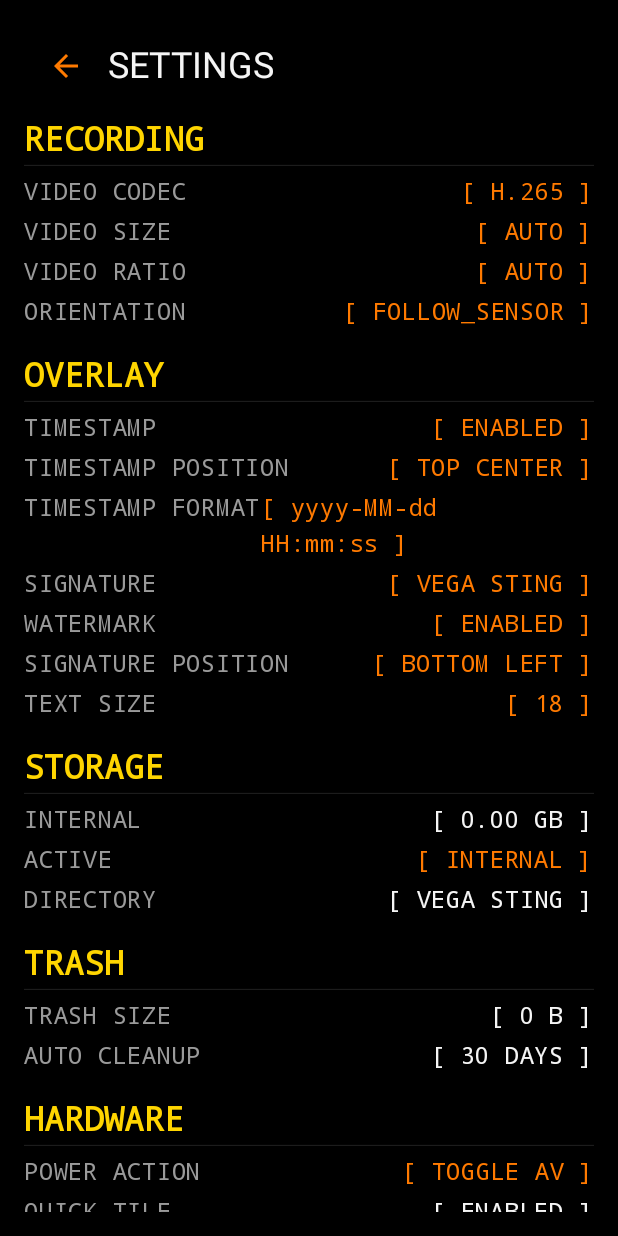
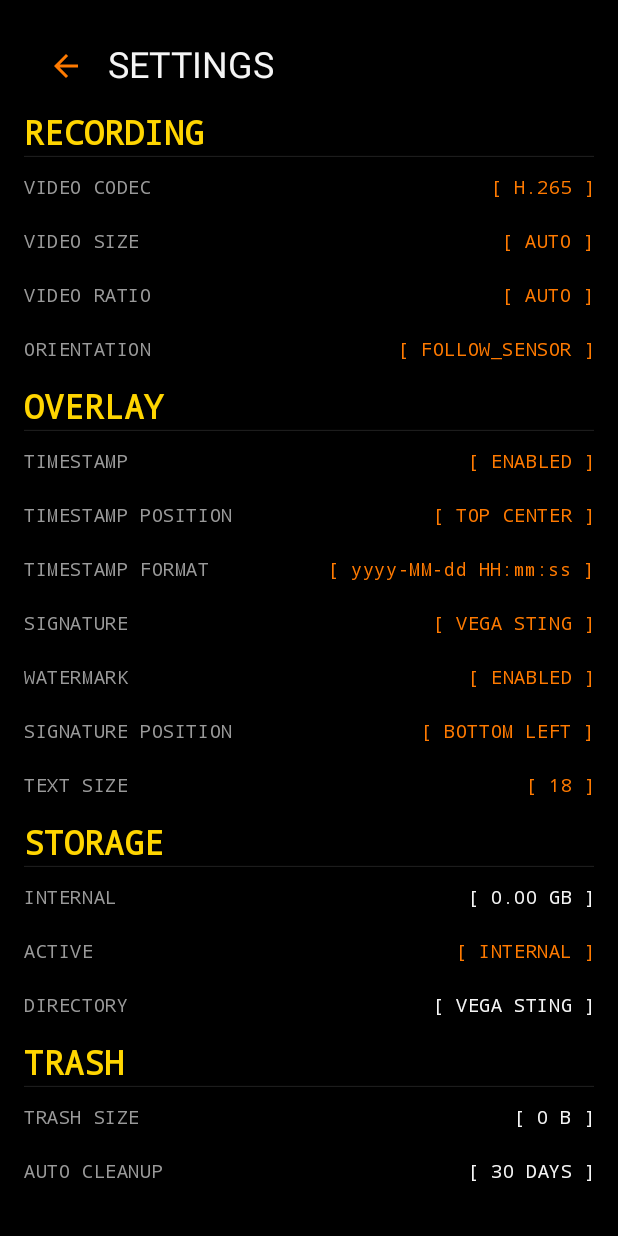
Before and after one commit to Kvijay199428/vega-sting, an Android app built with Jetpack Compose: the composable SettingsScreen shown on its own in the app's theme, on a phone screen of 412 x 824 dp. Run offline under Robolectric (Android 15) with nearby library versions, the light colour scheme and no system bars; our stand-ins replace Room's generated code; 1 statement that could not run was skipped.

Commit message:
Fix shared table header/row geometry and settings column layout

```diff
--- a/app/src/main/kotlin/com/vega/sting/ui/settings/SettingsScreen.kt
+++ b/app/src/main/kotlin/com/vega/sting/ui/settings/SettingsScreen.kt
@@ -8,9 +8,12 @@ import androidx.compose.foundation.verticalScroll
 import androidx.compose.material3.*
 import androidx.compose.runtime.*
 import androidx.compose.ui.Modifier
+import androidx.compose.ui.Alignment
 import androidx.compose.ui.platform.LocalContext
 import androidx.compose.ui.platform.LocalLifecycleOwner
 import androidx.compose.ui.unit.dp
+import androidx.compose.ui.text.style.TextAlign
+import androidx.compose.ui.text.style.TextOverflow
 import androidx.lifecycle.Lifecycle
 import androidx.lifecycle.LifecycleEventObserver
 import android.content.Intent
@@ -323,12 +326,12 @@ val videoCodec by settingsManager.videoCodec.collectAsState(initial = "H.265")
             SettingsItem(label = "DEVELOPER", value = com.vega.sting.BuildConfig.DEV_NAME)
             SettingsItem(
                 label = "WEBSITE",
-                value = com.vega.sting.BuildConfig.DEV_WEBSITE,
+                value = "LINK",
                 onClick = { openUrl(context, com.vega.sting.BuildConfig.DEV_WEBSITE) }
             )
             SettingsItem(
                 label = "SOURCE",
-                value = com.vega.sting.BuildConfig.GITHUB_REPO_URL,
+                value = "GITHUB",
                 onClick = { openUrl(context, com.vega.sting.BuildConfig.GITHUB_REPO_URL) }
             )
             SettingsItem(label = "VERSION", value = com.vega.sting.BuildConfig.VERSION_NAME)
@@ -369,9 +372,9 @@ private fun nextOverlayPosition(current: String): String {
 
 @Composable
 fun SettingsSection(title: String, content: @Composable ColumnScope.() -> Unit) {
-    Column(modifier = Modifier.padding(vertical = 8.dp)) {
+    Column(modifier = Modifier.padding(vertical = 4.dp)) {
         Text(text = title, style = MaterialTheme.typography.titleLarge, color = AccentYellow)
-        HorizontalDivider(modifier = Modifier.padding(vertical = 4.dp), thickness = 0.5.dp, color = Border)
+        HorizontalDivider(modifier = Modifier.padding(top = 2.dp, bottom = 2.dp), thickness = 0.5.dp, color = Border)
         content()
     }
 }
@@ -381,12 +384,28 @@ fun SettingsItem(label: String, value: String, onClick: (() -> Unit)? = null) {
     Row(
         modifier = Modifier
             .fillMaxWidth()
-            .padding(vertical = 4.dp)
+            .heightIn(min = 36.dp)
             .clickable(enabled = onClick != null) { onClick?.invoke() },
-        horizontalArrangement = Arrangement.SpaceBetween
+        verticalAlignment = Alignment.CenterVertically
     ) {
-        Text(text = label, style = MaterialTheme.typography.bodyLarge, color = TextSecondary)
-        Text(text = "[ $value ]", style = MaterialTheme.typography.bodyLarge, color = if (onClick != null) AccentOrange else TextPrimary)
+        Text(
+            text = label,
+            modifier = Modifier.weight(0.48f),
+            style = MaterialTheme.typography.bodySmall,
+            color = TextSecondary,
+            maxLines = 1,
+            overflow = TextOverflow.Ellipsis
+        )
+        Spacer(modifier = Modifier.width(12.dp))
+        Text(
+            text = "[ $value ]",
+            modifier = Modifier.weight(0.52f),
+            style = MaterialTheme.typography.bodySmall,
+            color = if (onClick != null) AccentOrange else TextPrimary,
+            maxLines = 1,
+            overflow = TextOverflow.Ellipsis,
+            textAlign = TextAlign.End
+        )
     }
 }
 
```
Also changed, not shown: app/src/main/kotlin/com/vega/sting/MainActivity.kt (+112 -50 lines), app/src/main/kotlin/com/vega/sting/ui/trash/TrashScreen.kt (+38 -17 lines).
